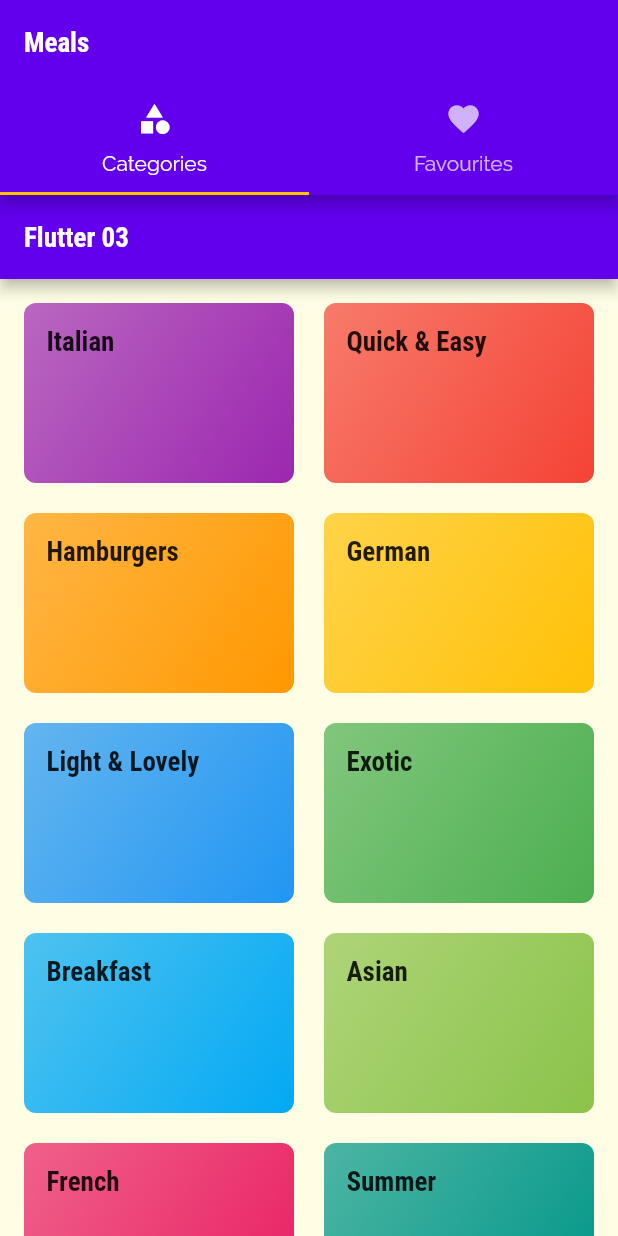
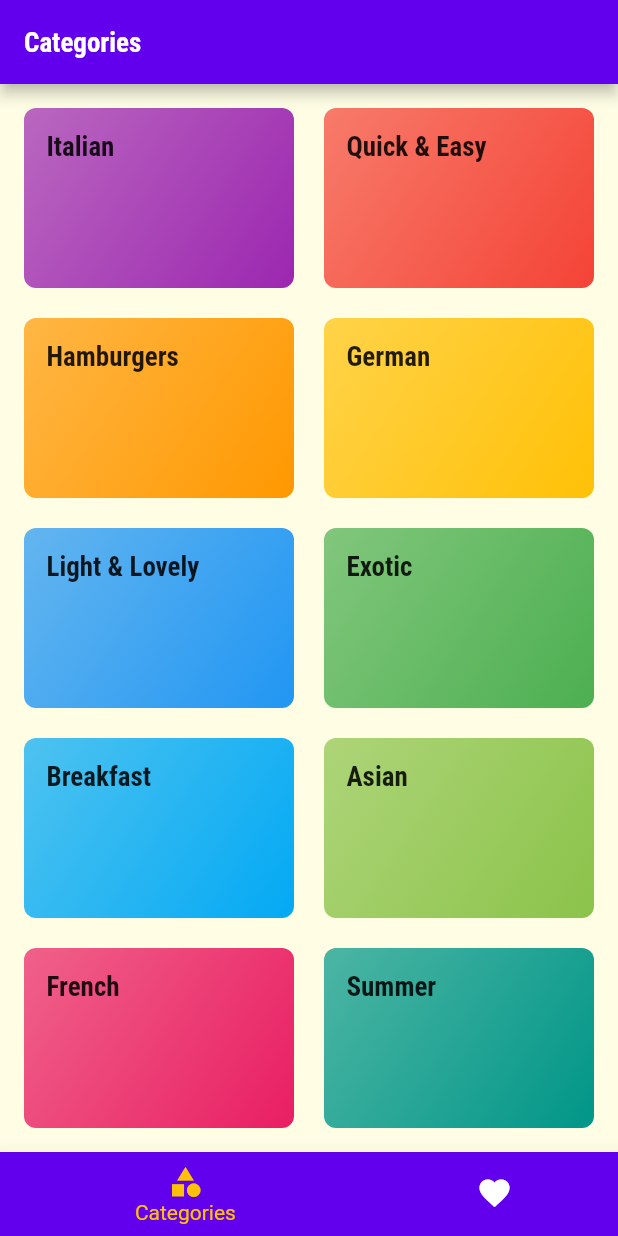
Before and after one commit to Cutter72/flutter_03, a Flutter app: the screen it shows after launch, on a phone screen of 412 x 824 dp. Run offline on Flutter 3.47's test engine with Material 2 defaults, Android fonts, the light colour scheme and no system bars.

Commit message:
Day 3 Second way of mange tabs implemented with BottomNavigationBar

```diff
--- a/lib/screens/categories_screen.dart
+++ b/lib/screens/categories_screen.dart
@@ -14,7 +14,7 @@ class CategoriesScreen extends StatelessWidget {
     return Scaffold(
       // Scaffold must be the root for screens
       appBar: AppBar(
-        title: const Text("Flutter 03"),
+        title: const Text("Categories"),
       ),
       body: GridView(
         padding: const EdgeInsets.all(16),
--- a/lib/screens/favourites_screen.dart
+++ b/lib/screens/favourites_screen.dart
@@ -8,8 +8,14 @@ class FavouritesScreen extends StatelessWidget {
 
   @override
   Widget build(BuildContext context) {
-    return Center(
-      child: Text("Favourites"),
-    );
+    return Scaffold(
+        // Scaffold must be the root for screens
+        appBar: AppBar(
+          backgroundColor: Colors.red,
+          title: const Text("My favourites"),
+        ),
+        body: Center(
+          child: Text("Favourites"), // This trailing comma makes auto-formatting nicer for build methods.
+        ));
   }
 }
--- a/lib/screens/tabs_screen.dart
+++ b/lib/screens/tabs_screen.dart
@@ -1,6 +1,7 @@
 import 'package:flutter/material.dart';
-import 'package:flutter_03/screens/categories_screen.dart';
 import 'package:flutter_03/screens/favourites_screen.dart';
+
+import 'categories_screen.dart';
 
 ///
 /// @author Paweł Drelich <drelich_pawel@o2.pl>
@@ -13,30 +14,40 @@ class TabsScreen extends StatefulWidget {
 }
 
 class _TabsScreenState extends State<TabsScreen> {
+  final List<Widget> _pages = [CategoriesScreen(), FavouritesScreen()];
+  int _selectedPageIndex = 0;
+
+  void _selectPage(index) {
+    setState(() {
+      _selectedPageIndex = index;
+    });
+  }
+
   @override
   Widget build(BuildContext context) {
-    return DefaultTabController(
-        length: 2,
-        child: Scaffold(
-          appBar: AppBar(
-            title: const Text("Meals"),
-            bottom: TabBar(tabs: [
-              Tab(
-                icon: Icon(Icons.category),
-                text: "Categories",
-              ),
-              Tab(
-                icon: Icon(Icons.favorite),
-                text: "Favourites",
-              ),
-            ]),
+    return Scaffold(
+      body: _pages[_selectedPageIndex],
+      bottomNavigationBar: BottomNavigationBar(
+        onTap: _selectPage,
+        backgroundColor: Theme.of(context).colorScheme.primary,
+        unselectedItemColor: Theme.of(context).colorScheme.background,
+        selectedItemColor: Theme.of(context).colorScheme.secondary,
+        currentIndex: _selectedPageIndex,
+        type: BottomNavigationBarType.shifting,
+        elevation: 12,
+        items: [
+          BottomNavigationBarItem(
+            icon: Icon(Icons.category),
+            label: "Categories",
+            backgroundColor: Theme.of(context).colorScheme.primary,
           ),
-          body: TabBarView(
-            children: [
-              CategoriesScreen(),
-              FavouritesScreen(),
-            ],
+          BottomNavigationBarItem(
+            icon: Icon(Icons.favorite),
+            label: "Favourites",
+            backgroundColor: Colors.red,
           ),
-        ));
+        ],
+      ),
+    );
   }
 }
```
